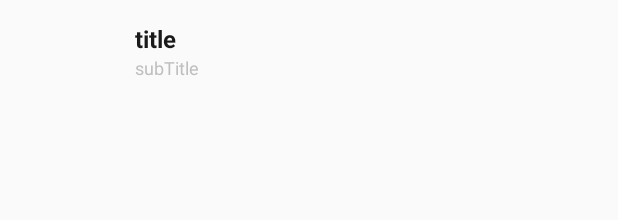
After one commit to Bakumon/Metro, an Android app: the layout layout_mine_item.xml on its own in the app's theme, with its tools: preview values and no code run, on a phone screen of 412 x 824 dp. The commit adds this screen. Shown: the top 220 px of the screen. Run offline under Robolectric (Android 15) with nearby library versions, the phone set to English and light mode, and no system bars.

Commit message:
👩 mine ui

```diff
--- a/app/build.gradle
+++ b/app/build.gradle
@@ -29,10 +29,13 @@ dependencies {
     androidTestImplementation 'com.android.support.test:runner:1.0.1'
     androidTestImplementation 'com.android.support.test.espresso:espresso-core:3.0.1'
     implementation 'com.android.support:design:27.0.2'
+    implementation 'com.android.support:cardview-v7:27.0.2'
     // 底部导航栏
     implementation 'com.aurelhubert:ahbottomnavigation:2.1.0'
     // 滑动返回
     implementation 'cn.bingoogolapple:bga-swipebacklayout:1.1.8@aar'
     // 布局状态管理
     implementation 'com.github.Bakumon:StatusLayoutManager:1.0.1'
+    // 圆形 ImageView
+    implementation 'de.hdodenhof:circleimageview:2.2.0'
 }
--- a/app/src/main/java/me/bakumon/metro/HomeActivity.java
+++ b/app/src/main/java/me/bakumon/metro/HomeActivity.java
@@ -23,6 +23,11 @@ public class HomeActivity extends BaseActivity implements AHBottomNavigation.OnT
     @Override
     protected int getLayoutId() {
         return R.layout.activity_home;
+    }
+
+    @Override
+    protected boolean setRootViewPadding() {
+        return false;
     }
 
     @Override
--- a/app/src/main/java/me/bakumon/metro/base/BaseFragment.java
+++ b/app/src/main/java/me/bakumon/metro/base/BaseFragment.java
@@ -16,6 +16,9 @@ import android.view.animation.AnimationUtils;
 import me.bakumon.metro.R;
 
 /**
+ * 1.ViewDataBinding 封装
+ * 2.显示隐藏动画
+ *
  * @author Bakumon
  * @date 2018/1/6
  */
--- a/app/src/main/java/me/bakumon/metro/business/mine/ui/MineFragment.java
+++ b/app/src/main/java/me/bakumon/metro/business/mine/ui/MineFragment.java
@@ -3,6 +3,7 @@ package me.bakumon.metro.business.mine.ui;
 import me.bakumon.metro.R;
 import me.bakumon.metro.base.BaseFragment;
 import me.bakumon.metro.databinding.FragmentMineBinding;
+import me.bakumon.metro.utils.StatusBarUtil;
 
 /**
  * 我的 fragment
@@ -23,5 +24,6 @@ public class MineFragment extends BaseFragment {
     @Override
     protected void onInit() {
         binding = getDataBinding();
+        StatusBarUtil.darkMode(getActivity());
     }
 }
--- a/app/src/main/res/layout/activity_test.xml
+++ b/app/src/main/res/layout/activity_test.xml
@@ -11,6 +11,7 @@
             android:layout_width="match_parent"
             android:layout_height="match_parent"
             android:gravity="center"
+            android:background="@color/colorAccent"
             android:text="测试滑动返回" />
     </LinearLayout>
 </layout>
--- /dev/null
+++ b/app/src/main/res/layout/layout_mine_item.xml
@@ -0,0 +1,49 @@
+<?xml version="1.0" encoding="utf-8"?>
+<LinearLayout xmlns:android="http://schemas.android.com/apk/res/android"
+    xmlns:tools="http://schemas.android.com/tools"
+    android:layout_width="match_parent"
+    android:layout_height="wrap_content"
+    android:clickable="true"
+    android:focusable="true"
+    android:foreground="?android:attr/selectableItemBackground"
+    android:orientation="horizontal"
+    android:paddingBottom="10dp"
+    android:paddingLeft="20dp"
+    android:paddingRight="20dp"
+    android:paddingTop="10dp">
+
+    <ImageView
+        android:id="@+id/iv_setting_tab_icon"
+        android:layout_width="50dp"
+        android:layout_height="50dp"
+        android:layout_marginRight="20dp" />
+
+    <LinearLayout
+        android:layout_width="match_parent"
+        android:layout_height="match_parent"
+        android:orientation="vertical">
+
+        <TextView
+            android:id="@+id/tv_setting_title"
+            android:layout_width="wrap_content"
+            android:layout_height="0dp"
+            android:layout_weight="1.2"
+            android:gravity="bottom"
+            android:singleLine="true"
+            android:textColor="@color/colorSettingTabTitle"
+            android:textSize="@dimen/settingTabTitle"
+            android:textStyle="bold"
+            tools:text="title" />
+
+        <TextView
+            android:id="@+id/tv_setting_subtitle"
+            android:layout_width="wrap_content"
+            android:layout_height="0dp"
+            android:layout_weight="1"
+            android:gravity="top"
+            android:singleLine="true"
+            android:textColor="@color/colorSettingTabSubTitle"
+            android:textSize="@dimen/settingTabSubTitle"
+            tools:text="subTitle" />
+    </LinearLayout>
+</LinearLayout>
--- a/app/src/main/res/values/colors.xml
+++ b/app/src/main/res/values/colors.xml
@@ -4,4 +4,7 @@
     <color name="colorPrimaryDark">#FFFFFF</color>
     <color name="colorAccent">#FFE600</color>
     <color name="colorTabNormal">#7D7A7B</color>
+    <color name="colorMineUserName">#1A1A1A</color>
+    <color name="colorSettingTabTitle">#1A1A1A</color>
+    <color name="colorSettingTabSubTitle">#BFBFBF</color>
 </resources>
--- /dev/null
+++ b/app/src/main/res/values/dimens.xml
@@ -0,0 +1,6 @@
+<?xml version="1.0" encoding="utf-8"?>
+<resources>
+    <dimen name="mineUserName">18sp</dimen>
+    <dimen name="settingTabTitle">16sp</dimen>
+    <dimen name="settingTabSubTitle">12sp</dimen>
+</resources>
```
Also changed, not shown: app/src/main/java/me/bakumon/metro/base/BaseActivity.java (+15 -4 lines), app/src/main/java/me/bakumon/metro/business/mine/widget/MineItemView.java (added, +83 -0 lines), app/src/main/java/me/bakumon/metro/utils/ConvertUtil.java (added, +21 -0 lines), app/src/main/res/layout/fragment_mine.xml (+101 -8 lines), app/src/main/res/values/attrs_setting_tab_item_view.xml (added, +8 -0 lines), app/src/main/res/mipmap-xxxhdpi/zhaoliying.jpg (added).
